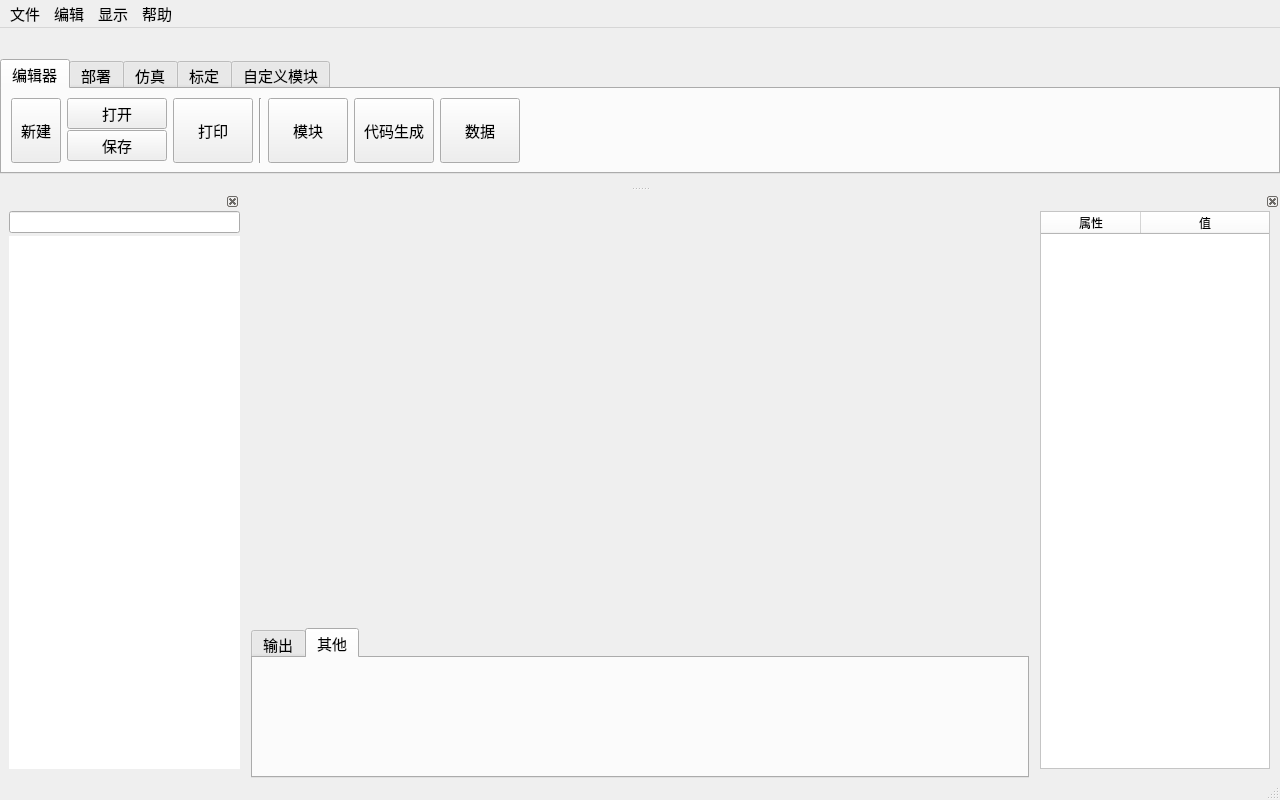
Above: dialogs/mainwindow.ui from L-Net-1992/ADAS_AD_Developer before the change. Below: the same form after it.
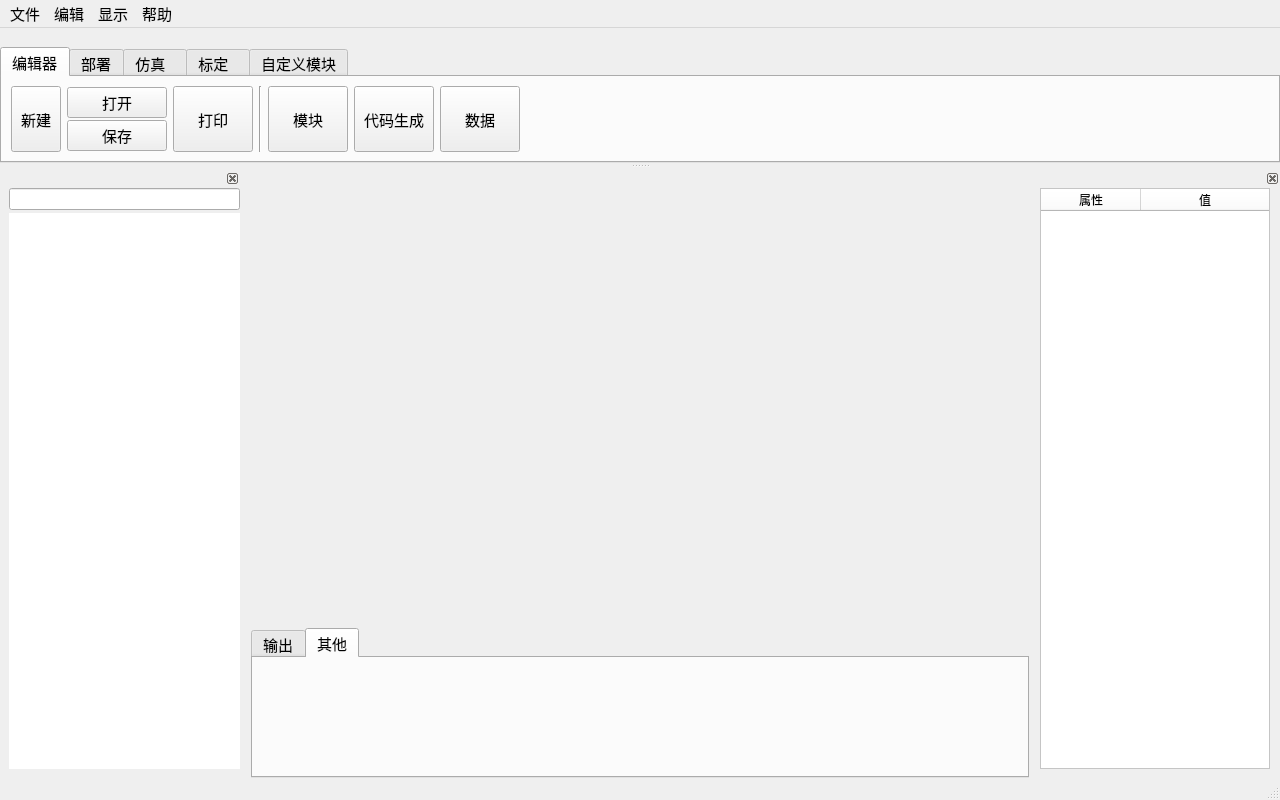
That is the form after the change. The open tabs and pages were chosen to show the change. Icons and pictures are not drawn. Custom widgets are drawn as their Qt base class.

```diff
--- a/dialogs/mainwindow.ui
+++ b/dialogs/mainwindow.ui
@@ -571,7 +571,7 @@
   </widget>
   <widget class="QDockWidget" name="dw_toolbar">
    <property name="sizePolicy">
-    <sizepolicy hsizetype="Preferred" vsizetype="Fixed">
+    <sizepolicy hsizetype="Preferred" vsizetype="Preferred">
      <horstretch>0</horstretch>
      <verstretch>0</verstretch>
     </sizepolicy>
@@ -579,7 +579,7 @@
    <property name="minimumSize">
     <size>
      <width>1280</width>
-     <height>158</height>
+     <height>135</height>
     </size>
    </property>
    <property name="features">
@@ -614,7 +614,7 @@
         <bool>true</bool>
        </property>
        <property name="sizePolicy">
-        <sizepolicy hsizetype="Expanding" vsizetype="Fixed">
+        <sizepolicy hsizetype="Expanding" vsizetype="Expanding">
          <horstretch>0</horstretch>
          <verstretch>0</verstretch>
         </sizepolicy>
@@ -642,6 +642,15 @@
        <property name="currentIndex">
         <number>0</number>
        </property>
+       <property name="iconSize">
+        <size>
+         <width>6</width>
+         <height>6</height>
+        </size>
+       </property>
+       <property name="elideMode">
+        <enum>Qt::ElideNone</enum>
+       </property>
        <property name="usesScrollButtons">
         <bool>false</bool>
        </property>
@@ -1239,7 +1248,7 @@
          <font/>
         </property>
         <attribute name="title">
-         <string>仿真</string>
+         <string>仿真  </string>
         </attribute>
         <layout class="QHBoxLayout" name="horizontalLayout_5">
          <item>
@@ -1407,7 +1416,7 @@
          <font/>
         </property>
         <attribute name="title">
-         <string>标定</string>
+         <string>标定  </string>
         </attribute>
         <layout class="QHBoxLayout" name="horizontalLayout_3">
          <item>
```
Left out of the diff: 46 changed lines with no effect on the pictures.
